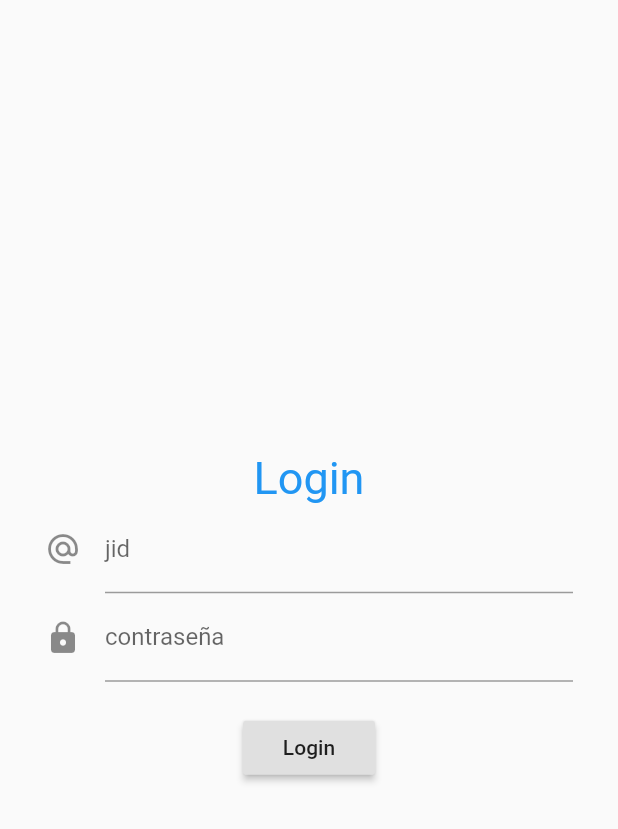
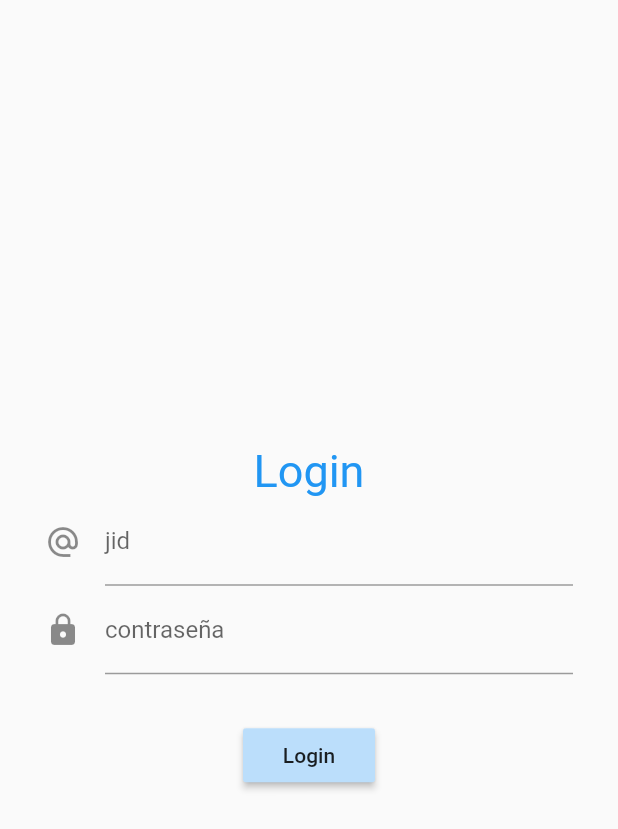
Before and after one commit to BrayanChichipan/xmpp_flutter_chat, a Flutter app: the screen it shows after launch, on a phone screen of 412 x 824 dp. Shown: the top 829 px of the screen. Run offline on Flutter 3.47's test engine with Material 2 defaults, Android fonts, the phone set to English and light mode, and no system bars; missing offline and left inert: xmpp_stone.

Commit message:
login mejorado

```diff
--- a/lib/main.dart
+++ b/lib/main.dart
@@ -1,5 +1,4 @@
 import 'package:flutter/material.dart';
-import 'package:flutter_chat_xmpp/pages/home_page.dart';
 import 'package:flutter_chat_xmpp/pages/login_page.dart';
 
 void main() => runApp(MyApp());
@@ -12,8 +11,7 @@ class MyApp extends StatelessWidget {
       title: 'Material App',
       initialRoute: 'login',
       routes: {
-        'login' : ( BuildContext context ) => LoginPage(),
-        'home' : ( BuildContext context ) => HomePage(),
+        'login' : ( BuildContext context ) => LoginPage()
       },
     );
   }
--- a/lib/pages/chat_page.dart
+++ b/lib/pages/chat_page.dart
@@ -29,7 +29,6 @@ class _ChatPageState extends State<ChatPage> {
 
   @override
   void initState() {
-    // TODO: implement initState
     super.initState();
 
     _chat.messages.forEach((message) {
@@ -58,7 +57,7 @@ class _ChatPageState extends State<ChatPage> {
   Widget build(BuildContext context) {
     return Scaffold(
       appBar: AppBar(
-        title: Text(_chat.jid.fullJid),
+        title: Text(_chat.jid.local),
       ),
       body: Container(
         color: Colors.black12,
--- a/lib/pages/login_page.dart
+++ b/lib/pages/login_page.dart
@@ -1,9 +1,6 @@
 import 'package:flutter/material.dart';
 import 'package:flutter_chat_xmpp/pages/home_page.dart';
 import 'package:xmpp_stone/xmpp_stone.dart' as xmpp;
-
-
-import 'package:flutter_chat_xmpp/pages/usuario_model.dart';
 
 class LoginPage extends StatelessWidget {
 
@@ -28,12 +25,28 @@ class LoginPage extends StatelessWidget {
   }
 }
 
-class FormLogin extends StatelessWidget {
+class FormLogin extends StatefulWidget {
 
+  @override
+  _FormLoginState createState() => _FormLoginState();
+}
+
+class _FormLoginState extends State<FormLogin> {
   final formKey = GlobalKey<FormState>();
- final jidController = new TextEditingController();
- final passController = new TextEditingController();
 
+  final TextEditingController jidController = new TextEditingController();
+
+  final TextEditingController passController = new TextEditingController();
+
+  bool _loading = false;
+  bool _error = false;
+
+  @override
+  void dispose(){
+    jidController?.dispose();
+    passController?.dispose();
+    super.dispose();
+  }
 
   @override
   Widget build(BuildContext context) {
@@ -70,13 +83,31 @@ class FormLogin extends StatelessWidget {
               return 'verifique este campo';
             },
           ),
+          SizedBox(height: 10,),
+          if(_error) Text('Error con autenticación: verifique sus datos',
+                        style: TextStyle(color: Colors.red, fontWeight: FontWeight.w100, fontSize: 12),
+                        ),
           SizedBox(height: 20,),
-          RaisedButton(
+          _loading
+            ?CircularProgressIndicator()
+            :RaisedButton(
               child: Text('Login'),
-            onPressed: (){
+              color: Colors.blue[100],
+              onPressed: ()=>_handleLogin(context),
+            ),
+        ],
+      ),
+    );
+  }
+
+  _handleLogin(BuildContext context){
     if(!formKey.currentState.validate()) return ;
 
     formKey.currentState.save();
+
+    setState(() {
+      _loading = true;
+    });
 
     final jid = xmpp.Jid.fromFullJid(jidController.text);
     final account = xmpp.XmppAccountSettings(jid.userAtDomain, jid.local, jid.domain, passController.text, 5222, resource: 'xmppstone');
@@ -84,20 +115,21 @@ class FormLogin extends StatelessWidget {
 
     _connection.connect();
 
-                final subsState = _connection.connectionStateStream.listen((xmpp.XmppConnectionState state){
+    _connection.connectionStateStream.listen((xmpp.XmppConnectionState state){
 
     if(state == xmpp.XmppConnectionState.Ready){
         Navigator.pushReplacement(context,
           MaterialPageRoute(builder: (BuildContext context) =>
             HomePage(connection: _connection))
         );
+    }else if(state == xmpp.XmppConnectionState.AuthenticationFailure){
+      setState(() {
+      _loading = false;
+      _error = true;
+    });
+      print('verificar datos');
     }
 
     });
-            },
-          ),
-        ],
-      ),
-    );
   }
 }
```
Also changed, not shown: lib/pages/home_page.dart (+28 -17 lines). Lines whose indentation alone changed are shown as unchanged.
